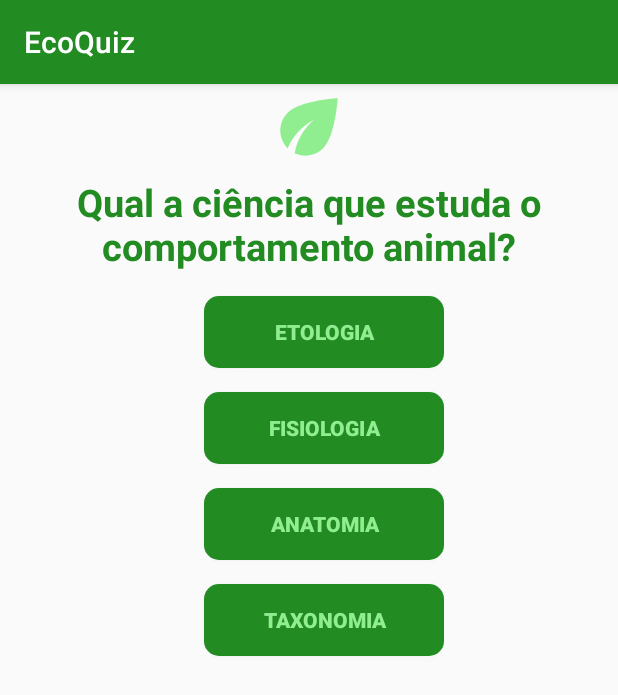
After one commit to RenanSouzadeOliveira/EcoQuizMobile, an Android app: the Normal1 screen opened directly, with no data from a screen before it, on a phone screen of 412 x 824 dp. The commit adds this screen. Shown: the top 695 px of the screen. Run offline under Robolectric (Android 15) with nearby library versions, the phone set to English and light mode, and no system bars.

Commit message:
Implementando tela 'NORMAL1'.

```diff
--- a/app/src/main/AndroidManifest.xml
+++ b/app/src/main/AndroidManifest.xml
@@ -11,7 +11,8 @@
         android:roundIcon="@mipmap/ic_launcher_round"
         android:supportsRtl="true"
         android:theme="@style/AppTheme">
-        <activity android:name=".normal.Normal0"></activity>
+        <activity android:name=".Normal1"></activity>
+        <activity android:name=".normal.Normal0" />
         <activity android:name=".ranking.RankingNovato" />
         <activity android:name=".novato.Novato9" />
         <activity android:name=".novato.Novato8" />
--- /dev/null
+++ b/app/src/main/java/com/example/ecoquiz/Normal1.java
@@ -0,0 +1,14 @@
+package com.example.ecoquiz;
+
+import androidx.appcompat.app.AppCompatActivity;
+
+import android.os.Bundle;
+
+public class Normal1 extends AppCompatActivity {
+
+    @Override
+    protected void onCreate(Bundle savedInstanceState) {
+        super.onCreate(savedInstanceState);
+        setContentView(R.layout.activity_normal1);
+    }
+}
--- /dev/null
+++ b/app/src/main/res/layout/activity_normal1.xml
@@ -0,0 +1,88 @@
+<?xml version="1.0" encoding="utf-8"?>
+<androidx.constraintlayout.widget.ConstraintLayout xmlns:android="http://schemas.android.com/apk/res/android"
+    xmlns:app="http://schemas.android.com/apk/res-auto"
+    xmlns:tools="http://schemas.android.com/tools"
+    android:layout_width="match_parent"
+    android:layout_height="match_parent"
+    tools:context=".Normal1">
+
+    <ImageView
+        android:id="@+id/imgLogo"
+        android:layout_width="0dp"
+        android:layout_height="57dp"
+        app:layout_constraintEnd_toEndOf="parent"
+        app:layout_constraintStart_toStartOf="parent"
+        app:layout_constraintTop_toTopOf="parent"
+        app:srcCompat="@drawable/ic_baseline_eco_24" />
+
+    <TextView
+        android:id="@+id/txtEnunciado"
+        android:layout_width="0dp"
+        android:layout_height="wrap_content"
+        android:layout_marginTop="4dp"
+        android:text="@string/enunciado_normal1"
+        android:textAlignment="center"
+        android:textColor="@color/colorPrimary"
+        android:textSize="25sp"
+        android:textStyle="bold"
+        app:layout_constraintEnd_toEndOf="parent"
+        app:layout_constraintStart_toStartOf="parent"
+        app:layout_constraintTop_toBottomOf="@+id/imgLogo" />
+
+    <Button
+        android:id="@+id/btnResposta0"
+        android:layout_width="160dp"
+        android:layout_height="0dp"
+        android:layout_marginTop="16dp"
+        android:background="@drawable/buttonstyle"
+        android:text="@string/R0N1"
+        android:textAlignment="center"
+        android:textColor="@color/colotSecundari"
+        android:textStyle="bold"
+        app:layout_constraintEnd_toEndOf="parent"
+        app:layout_constraintHorizontal_bias="0.541"
+        app:layout_constraintStart_toStartOf="parent"
+        app:layout_constraintTop_toBottomOf="@+id/txtEnunciado" />
+
+    <Button
+        android:id="@+id/btnResposta1"
+        android:layout_width="160dp"
+        android:layout_height="0dp"
+        android:layout_marginTop="16dp"
+        android:background="@drawable/buttonstyle"
+        android:text="@string/R1N1"
+        android:textAlignment="center"
+        android:textColor="@color/colotSecundari"
+        android:textStyle="bold"
+        app:layout_constraintEnd_toEndOf="@+id/btnResposta0"
+        app:layout_constraintStart_toStartOf="@+id/btnResposta0"
+        app:layout_constraintTop_toBottomOf="@+id/btnResposta0" />
+
+    <Button
+        android:id="@+id/btnResposta2"
+        android:layout_width="160dp"
+        android:layout_height="0dp"
+        android:layout_marginTop="16dp"
+        android:background="@drawable/buttonstyle"
+        android:text="@string/R2N1"
+        android:textAlignment="center"
+        android:textColor="@color/colotSecundari"
+        android:textStyle="bold"
+        app:layout_constraintEnd_toEndOf="@+id/btnResposta1"
+        app:layout_constraintStart_toStartOf="@+id/btnResposta1"
+        app:layout_constraintTop_toBottomOf="@+id/btnResposta1" />
+
+    <Button
+        android:id="@+id/btnResposta3"
+        android:layout_width="160dp"
+        android:layout_height="0dp"
+        android:layout_marginTop="16dp"
+        android:background="@drawable/buttonstyle"
+        android:text="@string/R3N1"
+        android:textAlignment="center"
+        android:textColor="@color/colotSecundari"
+        android:textStyle="bold"
+        app:layout_constraintEnd_toEndOf="@+id/btnResposta2"
+        app:layout_constraintStart_toStartOf="@+id/btnResposta2"
+        app:layout_constraintTop_toBottomOf="@+id/btnResposta2" />
+</androidx.constraintlayout.widget.ConstraintLayout>
--- a/app/src/main/res/values/strings.xml
+++ b/app/src/main/res/values/strings.xml
@@ -15,4 +15,9 @@
     <string name="crNormal">15</string>
     <string name="pontuacao">Pontuação:</string>
     <string name="pontuacaoAtual">0</string>
+    <string name="enunciado_normal1">Qual a ciência que estuda o comportamento animal?</string>
+    <string name="R0N1">ETOLOGIA</string>
+    <string name="R1N1">FISIOLOGIA</string>
+    <string name="R2N1">ANATOMIA</string>
+    <string name="R3N1">TAXONOMIA</string>
 </resources>
```
